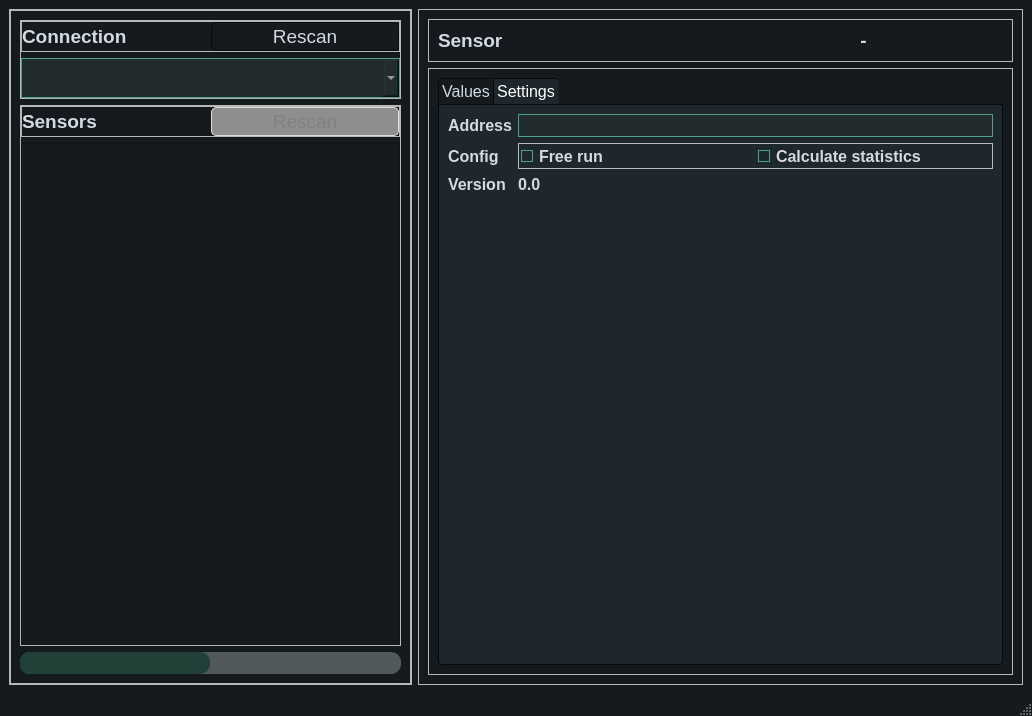
Before: the Qt Designer form form.ui in metrotech-sk/XerxesInspector, drawn with Qt 5.
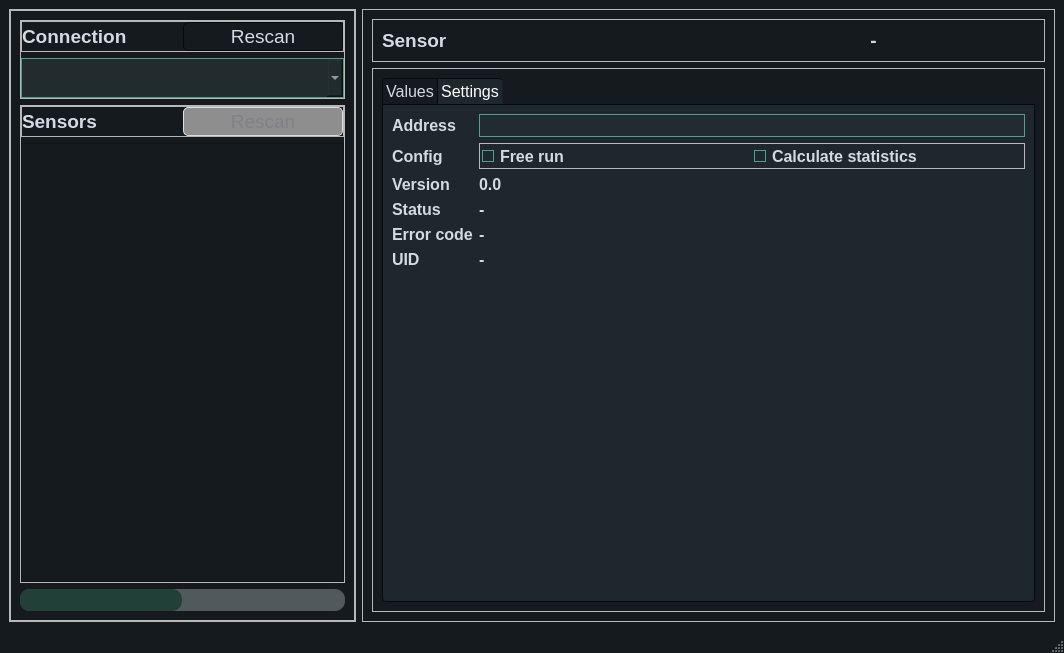
After: the same form once the commit is applied. Icons and pictures are not drawn.

```diff
--- a/form.ui
+++ b/form.ui
@@ -6,8 +6,8 @@
    <rect>
     <x>0</x>
     <y>0</y>
-    <width>1032</width>
-    <height>716</height>
+    <width>1064</width>
+    <height>653</height>
    </rect>
   </property>
   <property name="windowTitle">
@@ -554,7 +554,7 @@
 }</string>
   </property>
   <widget class="QWidget" name="centralwidget">
-   <layout class="QHBoxLayout" name="horizontalLayout" stretch="4,6">
+   <layout class="QHBoxLayout" name="horizontalLayout" stretch="3,6">
     <item>
      <widget class="QFrame" name="frame">
       <property name="frameShape">
@@ -886,6 +886,7 @@
              <attribute name="title">
               <string>Values</string>
              </attribute>
+             <layout class="QHBoxLayout" name="horizontalLayout_6"/>
             </widget>
             <widget class="QWidget" name="tabSettings">
              <property name="font">
@@ -962,6 +963,9 @@
                      <pointsize>12</pointsize>
                     </font>
                    </property>
+                   <property name="toolTip">
+                    <string>Enable measuring of the sensor. Saves a little power when disabled.</string>
+                   </property>
                    <property name="text">
                     <string>Free run</string>
                    </property>
@@ -974,6 +978,9 @@
                      <pointsize>12</pointsize>
                     </font>
                    </property>
+                   <property name="toolTip">
+                    <string>Calculate statistics like mean, stddev, min/max from last 100 measurements</string>
+                   </property>
                    <property name="text">
                     <string>Calculate statistics</string>
                    </property>
@@ -1006,6 +1013,87 @@
                 </property>
                </widget>
               </item>
+              <item row="3" column="0">
+               <widget class="QLabel" name="label_6">
+                <property name="font">
+                 <font>
+                  <pointsize>12</pointsize>
+                 </font>
+                </property>
+                <property name="toolTip">
+                 <string>Status of the sensor/device [0 =IDLE]</string>
+                </property>
+                <property name="text">
+                 <string>Status</string>
+                </property>
+               </widget>
+              </item>
+              <item row="3" column="1">
+               <widget class="QLabel" name="labelStatus">
+                <property name="font">
+                 <font>
+                  <pointsize>12</pointsize>
+                 </font>
+                </property>
+                <property name="text">
+                 <string>-</string>
+                </property>
+               </widget>
+              </item>
+              <item row="4" column="0">
+               <widget class="QLabel" name="label_9">
+                <property name="font">
+                 <font>
+                  <pointsize>12</pointsize>
+                 </font>
+                </property>
+                <property name="toolTip">
+                 <string>Error codes/flags stored in the device. [0 = No errors]</string>
+                </property>
+                <property name="text">
+                 <string>Error code</string>
+                </property>
+               </widget>
+              </item>
+              <item row="4" column="1">
+               <widget class="QLabel" name="labelErrors">
+                <property name="font">
+                 <font>
+                  <pointsize>12</pointsize>
+                 </font>
+                </property>
+                <property name="text">
+                 <string>-</string>
+                </property>
+               </widget>
+              </item>
+              <item row="5" column="0">
+               <widget class="QLabel" name="label_11">
+                <property name="font">
+                 <font>
+                  <pointsize>12</pointsize>
+                 </font>
+                </property>
+                <property name="toolTip">
+                 <string>Unique identifier of the device.</string>
+                </property>
+                <property name="text">
+                 <string>UID</string>
+                </property>
+               </widget>
+              </item>
+              <item row="5" column="1">
+               <widget class="QLabel" name="labelUID">
+                <property name="font">
+                 <font>
+                  <pointsize>12</pointsize>
+                 </font>
+                </property>
+                <property name="text">
+                 <string>-</string>
+                </property>
+               </widget>
+              </item>
              </layout>
             </widget>
            </widget>
```
